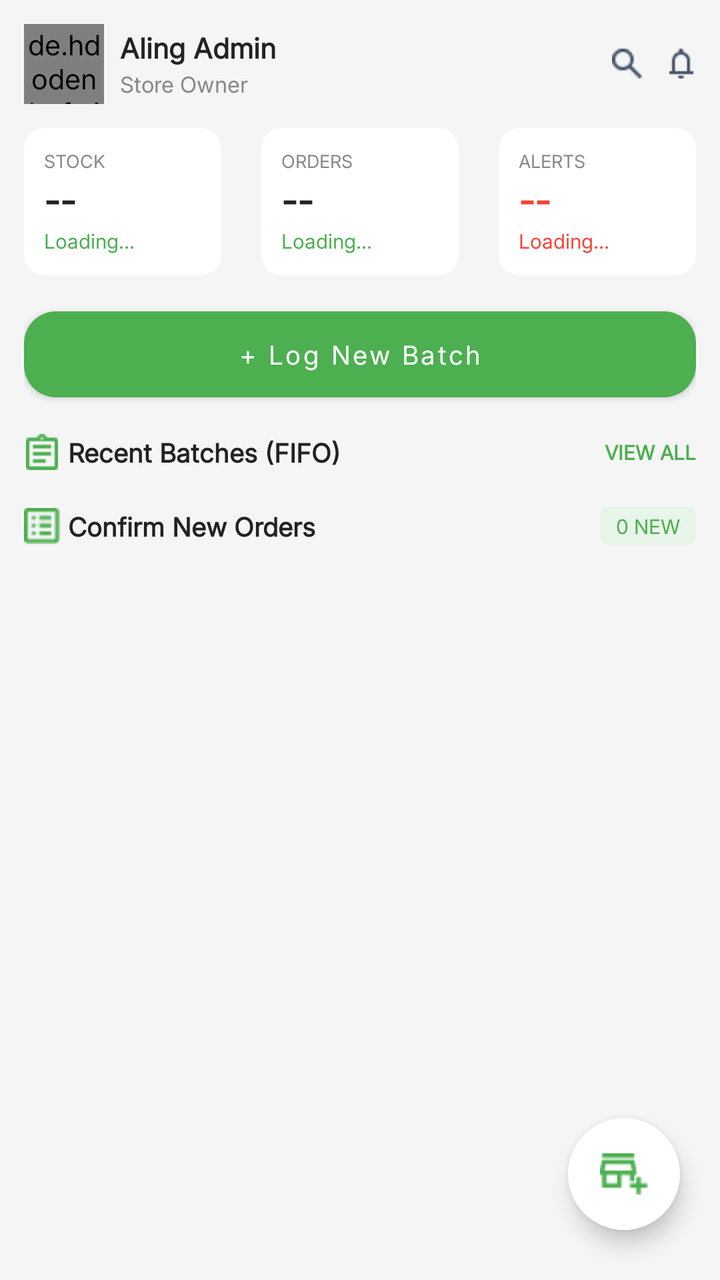
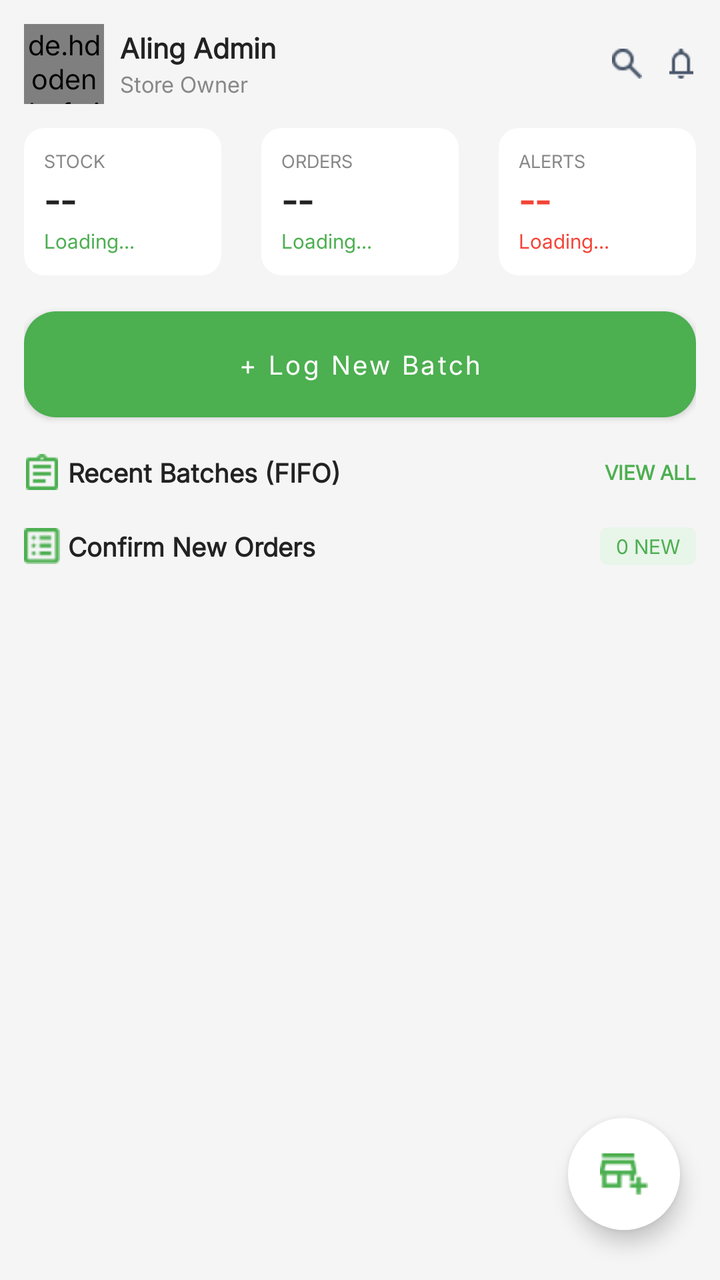

Compare the two renders of this Android layout. The source of the first and the diff that turns it into the second are given below.
<!-- AndroidManifest.xml: application theme Theme.Aling_Jar -->
<!-- res/layout/admin_fragment_dashboard.xml -->
<?xml version="1.0" encoding="utf-8"?>
<androidx.coordinatorlayout.widget.CoordinatorLayout
    xmlns:android="http://schemas.android.com/apk/res/android"
    xmlns:app="http://schemas.android.com/apk/res-auto"
    android:layout_width="match_parent"
    android:layout_height="match_parent"
    android:background="#F5F5F5">

    <androidx.core.widget.NestedScrollView
        android:layout_width="match_parent"
        android:layout_height="match_parent"
        android:fillViewport="true"
        android:clipToPadding="false"
        android:paddingBottom="96dp">

        <LinearLayout
            android:layout_width="match_parent"
            android:layout_height="wrap_content"
            android:orientation="vertical"
            android:padding="@dimen/admin_padding">

            
            <LinearLayout
                android:layout_width="match_parent"
                android:layout_height="wrap_content"
                android:orientation="horizontal"
                android:gravity="center_vertical"
                android:layout_marginBottom="@dimen/admin_section_margin_top">

                <de.hdodenhof.circleimageview.CircleImageView
                    android:id="@+id/imgProfile"
                    android:layout_width="@dimen/admin_profile_size"
                    android:layout_height="@dimen/admin_profile_size"
                    android:src="@drawable/ic_profile_placeholder" />

                <LinearLayout
                    android:layout_width="0dp"
                    android:layout_height="wrap_content"
                    android:layout_weight="1"
                    android:orientation="vertical"
                    android:layout_marginStart="@dimen/admin_profile_margin_start">

                    <TextView
                        android:id="@+id/tvAdminName"
                        android:layout_width="wrap_content"
                        android:layout_height="wrap_content"
                        android:text="Aling Admin"
                        android:textSize="@dimen/admin_profile_name_size"
                        android:textStyle="bold"
                        android:textColor="#222222" />

                    <TextView
                        android:layout_width="wrap_content"
                        android:layout_height="wrap_content"
                        android:text="Store Owner"
                        android:textSize="@dimen/admin_profile_role_size"
                        android:textColor="#888888" />

                </LinearLayout>

                <ImageView
                    android:layout_width="@dimen/admin_notification_size"
                    android:layout_height="@dimen/admin_notification_size"
                    android:src="@drawable/ic_search"
                    android:contentDescription="Search"
                    android:layout_marginEnd="12dp" />

                <ImageView
                    android:id="@+id/btnNotification"
                    android:layout_width="@dimen/admin_notification_size"
                    android:layout_height="@dimen/admin_notification_size"
                    android:src="@drawable/ic_notification"
                    android:contentDescription="Notifications" />

            </LinearLayout>

            
            <LinearLayout
                android:layout_width="match_parent"
                android:layout_height="wrap_content"
                android:orientation="horizontal"
                android:layout_marginBottom="@dimen/admin_section_margin_top">

                
                <androidx.cardview.widget.CardView
                    android:layout_width="0dp"
                    android:layout_height="wrap_content"
                    android:layout_weight="1"
                    android:layout_marginEnd="@dimen/admin_card_gap"
                    app:cardCornerRadius="@dimen/admin_card_corner"
                    app:cardElevation="0dp"
                    app:cardBackgroundColor="@color/white">

                    <LinearLayout
                        android:layout_width="match_parent"
                        android:layout_height="wrap_content"
                        android:orientation="vertical"
                        android:padding="@dimen/admin_card_padding">

                        <TextView
                            android:layout_width="wrap_content"
                            android:layout_height="wrap_content"
                            android:text="STOCK"
                            android:textSize="@dimen/admin_card_label_size"
                            android:textColor="#888888"
                            android:textAllCaps="true" />

                        <TextView
                            android:id="@+id/tvStock"
                            android:layout_width="wrap_content"
                            android:layout_height="wrap_content"
                            android:text="--"
                            android:textSize="@dimen/admin_card_value_size"
                            android:textStyle="bold"
                            android:textColor="#222222" />

                        <TextView
                            android:id="@+id/tvStockChange"
                            android:layout_width="wrap_content"
                            android:layout_height="wrap_content"
                            android:text="Loading…"
                            android:textSize="@dimen/admin_card_change_size"
                            android:textColor="#4CAF50" />

                    </LinearLayout>
                </androidx.cardview.widget.CardView>

                
                <androidx.cardview.widget.CardView
                    android:layout_width="0dp"
                    android:layout_height="wrap_content"
                    android:layout_weight="1"
                    android:layout_marginEnd="@dimen/admin_card_gap"
                    app:cardCornerRadius="@dimen/admin_card_corner"
                    app:cardElevation="0dp"
                    app:cardBackgroundColor="@color/white">

                    <LinearLayout
                        android:layout_width="match_parent"
                        android:layout_height="wrap_content"
                        android:orientation="vertical"
                        android:padding="@dimen/admin_card_padding">

                        <TextView
                            android:layout_width="wrap_content"
                            android:layout_height="wrap_content"
                            android:text="ORDERS"
                            android:textSize="@dimen/admin_card_label_size"
                            android:textColor="#888888"
                            android:textAllCaps="true" />

                        <TextView
                            android:id="@+id/tvOrders"
                            android:layout_width="wrap_content"
                            android:layout_height="wrap_content"
                            android:text="--"
                            android:textSize="@dimen/admin_card_value_size"
                            android:textStyle="bold"
                            android:textColor="#222222" />

                        <TextView
                            android:id="@+id/tvOrdersChange"
                            android:layout_width="wrap_content"
                            android:layout_height="wrap_content"
                            android:text="Loading…"
                            android:textSize="@dimen/admin_card_change_size"
                            android:textColor="#4CAF50" />

                    </LinearLayout>
                </androidx.cardview.widget.CardView>

                
                <androidx.cardview.widget.CardView
                    android:layout_width="0dp"
                    android:layout_height="wrap_content"
                    android:layout_weight="1"
                    app:cardCornerRadius="@dimen/admin_card_corner"
                    app:cardElevation="0dp"
                    app:cardBackgroundColor="@color/white">

                    <LinearLayout
                        android:layout_width="match_parent"
                        android:layout_height="wrap_content"
                        android:orientation="vertical"
                        android:padding="@dimen/admin_card_padding">

                        <TextView
                            android:layout_width="wrap_content"
                            android:layout_height="wrap_content"
                            android:text="ALERTS"
                            android:textSize="@dimen/admin_card_label_size"
                            android:textColor="#888888"
                            android:textAllCaps="true" />

                        <TextView
                            android:id="@+id/tvAlerts"
                            android:layout_width="wrap_content"
                            android:layout_height="wrap_content"
                            android:text="--"
                            android:textSize="@dimen/admin_card_value_size"
                            android:textStyle="bold"
                            android:textColor="#F44336" />

                        <TextView
                            android:id="@+id/tvAlertsLabel"
                            android:layout_width="wrap_content"
                            android:layout_height="wrap_content"
                            android:text="Loading…"
                            android:textSize="@dimen/admin_card_change_size"
                            android:textColor="#F44336" />

                    </LinearLayout>
                </androidx.cardview.widget.CardView>

            </LinearLayout>

            
            <com.google.android.material.button.MaterialButton
                android:id="@+id/btnLogNewBatch"
                android:layout_width="match_parent"
                android:layout_height="@dimen/admin_button_height"
                android:layout_marginBottom="@dimen/admin_section_margin_top"
                android:text="+ Log New Batch"
                android:textSize="@dimen/admin_button_text_size"
                android:textColor="@color/white"
                android:textAllCaps="false"
                app:backgroundTint="#4CAF50"
                app:cornerRadius="@dimen/admin_button_corner" />

            
            <LinearLayout
                android:layout_width="match_parent"
                android:layout_height="wrap_content"
                android:orientation="horizontal"
                android:gravity="center_vertical"
                android:layout_marginBottom="@dimen/admin_section_margin_bottom">

                <ImageView
                    android:layout_width="@dimen/admin_section_icon_size"
                    android:layout_height="@dimen/admin_section_icon_size"
                    android:src="@drawable/ic_batches"
                    app:tint="#4CAF50"
                    android:contentDescription="Batches" />

                <TextView
                    android:layout_width="0dp"
                    android:layout_height="wrap_content"
                    android:layout_weight="1"
                    android:layout_marginStart="@dimen/admin_section_gap"
                    android:text="Recent Batches (FIFO)"
                    android:textSize="@dimen/admin_section_title_size"
                    android:textStyle="bold"
                    android:textColor="#222222" />

                <TextView
                    android:id="@+id/tvViewAllBatches"
                    android:layout_width="wrap_content"
                    android:layout_height="wrap_content"
                    android:text="VIEW ALL"
                    android:textSize="@dimen/admin_section_badge_size"
                    android:textColor="#4CAF50"
                    android:textStyle="bold" />

            </LinearLayout>

            
            <androidx.recyclerview.widget.RecyclerView
                android:id="@+id/rvRecentBatches"
                android:layout_width="match_parent"
                android:layout_height="wrap_content"
                android:nestedScrollingEnabled="false"
                android:layout_marginBottom="@dimen/admin_rv_margin_bottom" />

            
            <LinearLayout
                android:layout_width="match_parent"
                android:layout_height="wrap_content"
                android:orientation="horizontal"
                android:gravity="center_vertical"
                android:layout_marginBottom="@dimen/admin_section_margin_bottom">

                <ImageView
                    android:layout_width="@dimen/admin_section_icon_size"
                    android:layout_height="@dimen/admin_section_icon_size"
                    android:src="@drawable/ic_orders"
                    app:tint="#4CAF50"
                    android:contentDescription="Orders" />

                <TextView
                    android:layout_width="0dp"
                    android:layout_height="wrap_content"
                    android:layout_weight="1"
                    android:layout_marginStart="@dimen/admin_section_gap"
                    android:text="Confirm New Orders"
                    android:textSize="@dimen/admin_section_title_size"
                    android:textStyle="bold"
                    android:textColor="#222222" />

                <TextView
                    android:id="@+id/tvPendingOrderCount"
                    android:layout_width="wrap_content"
                    android:layout_height="wrap_content"
                    android:text="0 NEW"
                    android:textSize="@dimen/admin_section_badge_size"
                    android:textColor="#4CAF50"
                    android:background="@drawable/bg_badge_green"
                    android:paddingStart="8dp"
                    android:paddingEnd="8dp"
                    android:paddingTop="2dp"
                    android:paddingBottom="2dp" />

            </LinearLayout>

            
            <androidx.recyclerview.widget.RecyclerView
                android:id="@+id/rvPendingOrders"
                android:layout_width="match_parent"
                android:layout_height="wrap_content"
                android:clipToPadding="false"
                android:layout_marginBottom="@dimen/admin_rv_margin_bottom" />

        </LinearLayout>
    </androidx.core.widget.NestedScrollView>

    
    <com.google.android.material.floatingactionbutton.FloatingActionButton
        android:id="@+id/fabAdd"
        android:layout_width="wrap_content"
        android:layout_height="wrap_content"
        android:layout_gravity="bottom|end"
        android:layout_marginEnd="20dp"
        android:layout_marginBottom="25dp"
        android:contentDescription="Add New Batch"
        android:src="@drawable/ic_add_batches"
        app:backgroundTint="@color/white"
        app:borderWidth="0dp"
        app:elevation="6dp"
        app:fabCustomSize="56dp"
        app:maxImageSize="24dp"
        app:tint="#4CAF50" />

</androidx.coordinatorlayout.widget.CoordinatorLayout>
<!-- resources referenced by this layout -->
<resources>
  <color name="white">#FFFFFFFF</color>
  <dimen name="admin_button_corner">18dp</dimen>
  <dimen name="admin_button_height">58dp</dimen>
  <dimen name="admin_button_text_size">14sp</dimen>
  <dimen name="admin_card_change_size">11sp</dimen>
  <dimen name="admin_card_corner">11dp</dimen>
  <dimen name="admin_card_gap">22dp</dimen>
  <dimen name="admin_card_label_size">10sp</dimen>
  <dimen name="admin_card_padding">11dp</dimen>
  <dimen name="admin_card_value_size">20sp</dimen>
  <dimen name="admin_notification_size">17dp</dimen>
  <dimen name="admin_padding">14dp</dimen>
  <dimen name="admin_profile_margin_start">9dp</dimen>
  <dimen name="admin_profile_name_size">15sp</dimen>
  <dimen name="admin_profile_role_size">12sp</dimen>
  <dimen name="admin_profile_size">44dp</dimen>
  <dimen name="admin_rv_margin_bottom">14dp</dimen>
  <dimen name="admin_section_badge_size">11sp</dimen>
  <dimen name="admin_section_gap">5dp</dimen>
  <dimen name="admin_section_icon_size">20dp</dimen>
  <dimen name="admin_section_margin_bottom">7dp</dimen>
  <dimen name="admin_section_margin_top">14dp</dimen>
  <dimen name="admin_section_title_size">14sp</dimen>
  <!-- drawable bg_badge_green (drawable) -->
  <?xml version="1.0" encoding="utf-8"?>
  <shape xmlns:android="http://schemas.android.com/apk/res/android"
      android:shape="rectangle">
      <solid android:color="#E8F5E9" />
      <corners android:radius="4dp" />
  </shape>
  <!-- drawable ic_add_batches: png bitmap (drawable, 541 bytes) -->
  <!-- drawable ic_batches: png bitmap (drawable, 324 bytes) -->
  <!-- drawable ic_notification: png bitmap (drawable, 409 bytes) -->
  <!-- drawable ic_orders: png bitmap (drawable, 581 bytes) -->
  <!-- drawable ic_profile_placeholder (drawable) -->
  <?xml version="1.0" encoding="utf-8"?>
  <shape xmlns:android="http://schemas.android.com/apk/res/android"
      android:shape="oval">
  
      <solid android:color="#E8F5E9" />
  
      <stroke
          android:width="2dp"
          android:color="#4CAF50" />
  
  </shape>
  <!-- drawable ic_search: png bitmap (drawable, 551 bytes) -->
  <style name="Theme.Aling_Jar" parent="Theme.MaterialComponents.Light.NoActionBar">
  
          <item name="android:fontFamily">@font/inter_regular</item>
          <item name="fontFamily">@font/inter_regular</item>
  
          <item name="colorPrimary">@color/green_primary</item>
          <item name="colorAccent">@color/green_primary</item>
          <item name="colorControlActivated">@color/green_primary</item>
  
          <item name="android:textColorHint">@color/text_hint</item>
          <item name="hintTextColor">@color/text_hint</item>
  
      </style>
  <color name="green_primary">#3DBA5F</color>
  <color name="text_hint">#94A3B8</color>
</resources>

<!-- the commit's change to res/layout/admin_fragment_dashboard.xml (unified diff, before → after) -->
@@ -7,6 +7,7 @@
     android:background="#F5F5F5">
 
     <androidx.core.widget.NestedScrollView
+        android:id="@+id/scrollDashboard"
         android:layout_width="match_parent"
         android:layout_height="match_parent"
         android:fillViewport="true"
@@ -316,8 +317,8 @@
                 android:id="@+id/rvPendingOrders"
                 android:layout_width="match_parent"
                 android:layout_height="wrap_content"
-                android:clipToPadding="false"
-                android:layout_marginBottom="@dimen/admin_rv_margin_bottom" />
+                android:layout_marginBottom="@dimen/admin_rv_margin_bottom"
+                android:clipToPadding="false" />
 
         </LinearLayout>
     </androidx.core.widget.NestedScrollView>
